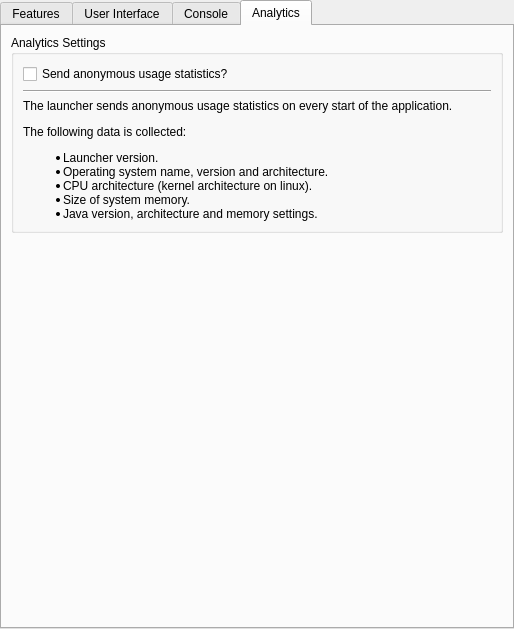
First picture: the form in launcher/ui/pages/global/LauncherPage.ui, repository FreesmTeam/FreesmLauncher, before the edit.
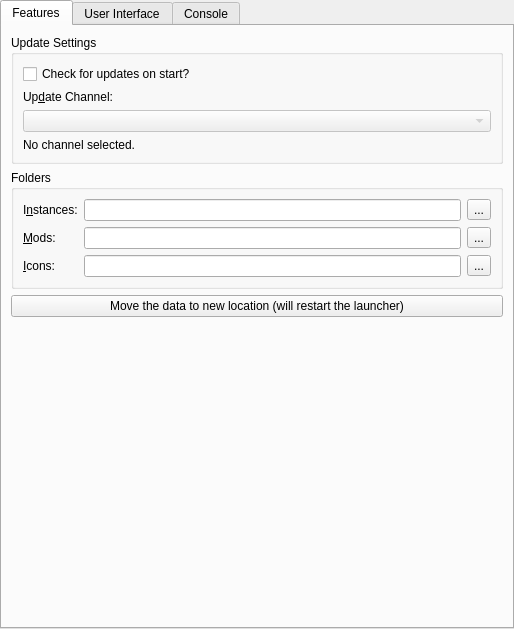
Second picture: the form after the edit. The open tabs and pages were chosen to show the change.

Commit message: Completely remove Google Analytics library

Diff of the .ui file:
```diff
--- a/launcher/ui/pages/global/LauncherPage.ui
+++ b/launcher/ui/pages/global/LauncherPage.ui
@@ -485,69 +485,6 @@
        </item>
       </layout>
      </widget>
-     <widget class="QWidget" name="analyticsTab">
-      <attribute name="title">
-       <string>Analytics</string>
-      </attribute>
-      <layout class="QVBoxLayout" name="verticalLayout_8">
-       <item>
-        <widget class="QGroupBox" name="consoleSettingsBox_2">
-         <property name="title">
-          <string>Analytics Settings</string>
-         </property>
-         <layout class="QVBoxLayout" name="verticalLayout_4">
-          <item>
-           <widget class="QCheckBox" name="analyticsCheck">
-            <property name="text">
-             <string>Send anonymous usage statistics?</string>
-            </property>
-           </widget>
-          </item>
-          <item>
-           <widget class="Line" name="line">
-            <property name="orientation">
-             <enum>Qt::Horizontal</enum>
-            </property>
-           </widget>
-          </item>
-          <item>
-           <widget class="QLabel" name="label_5">
-            <property name="text">
-             <string>&lt;html&gt;&lt;head/&gt;
-&lt;body&gt;
-&lt;p&gt;The launcher sends anonymous usage statistics on every start of the application.&lt;/p&gt;&lt;p&gt;The following data is collected:&lt;/p&gt;
-&lt;ul&gt;
-&lt;li&gt;Launcher version.&lt;/li&gt;
-&lt;li&gt;Operating system name, version and architecture.&lt;/li&gt;
-&lt;li&gt;CPU architecture (kernel architecture on linux).&lt;/li&gt;
-&lt;li&gt;Size of system memory.&lt;/li&gt;
-&lt;li&gt;Java version, architecture and memory settings.&lt;/li&gt;
-&lt;/ul&gt;
-&lt;/body&gt;&lt;/html&gt;</string>
-            </property>
-            <property name="wordWrap">
-             <bool>true</bool>
-            </property>
-           </widget>
-          </item>
-         </layout>
-        </widget>
-       </item>
-       <item>
-        <spacer name="verticalSpacer">
-         <property name="orientation">
-          <enum>Qt::Vertical</enum>
-         </property>
-         <property name="sizeHint" stdset="0">
-          <size>
-           <width>20</width>
-           <height>40</height>
-          </size>
-         </property>
-        </spacer>
-       </item>
-      </layout>
-     </widget>
     </widget>
    </item>
   </layout>
```
The commit also changes 18 other files.
